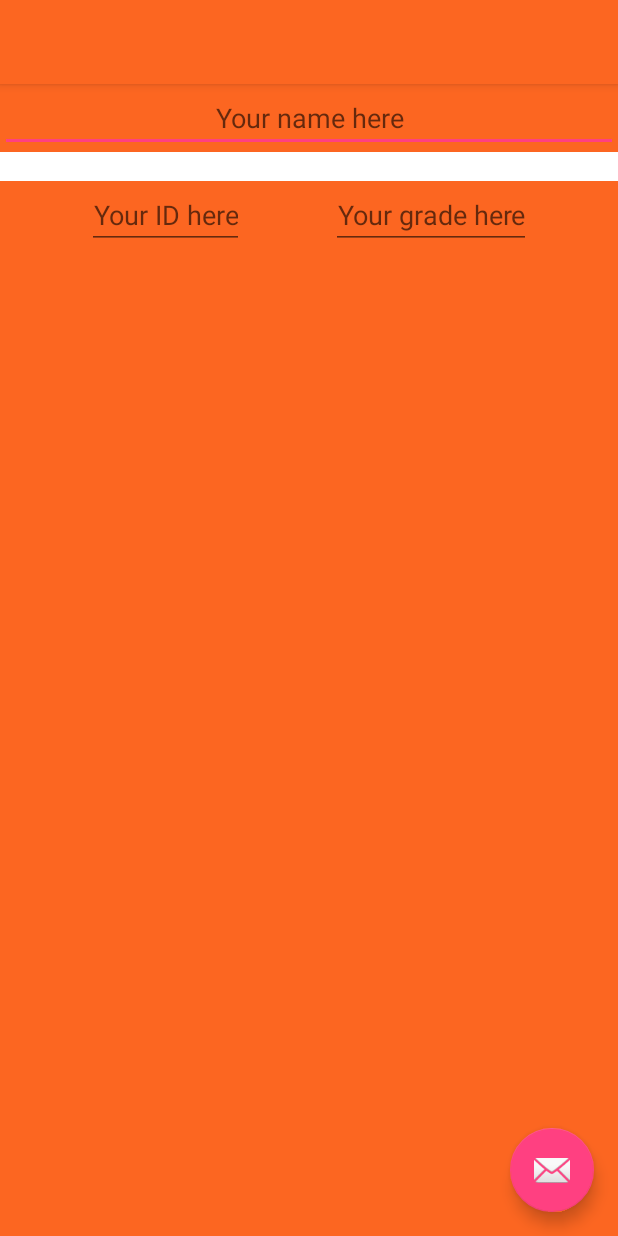
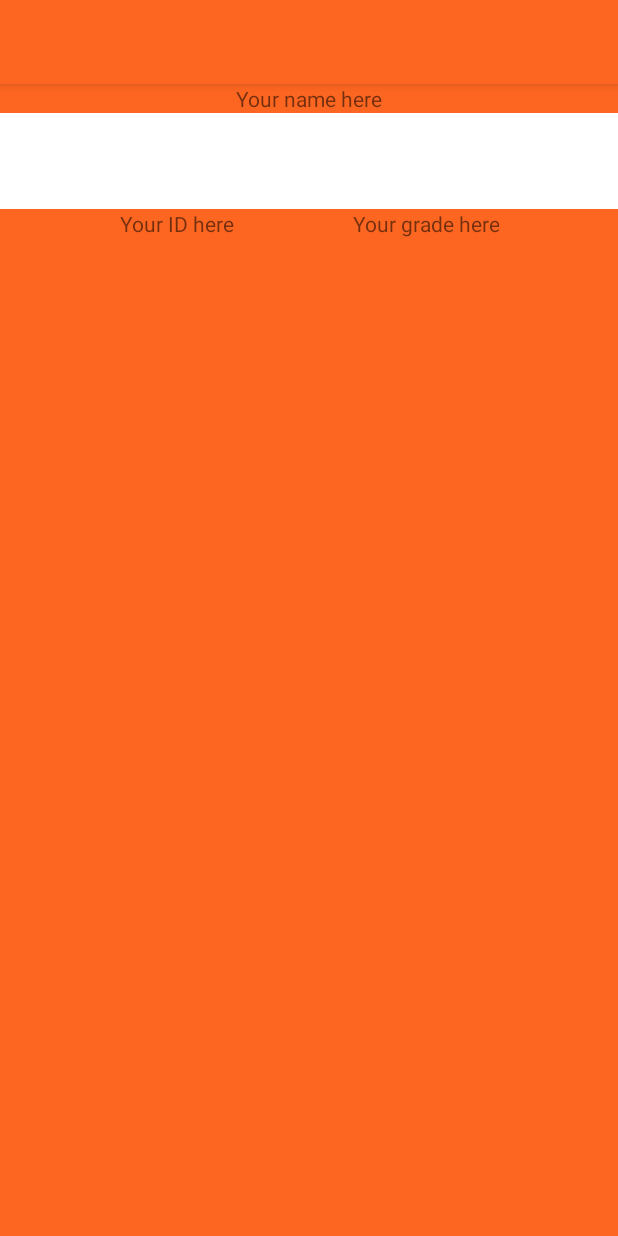
Before and after one commit to shomilj/LGHS-Android, an Android app: the layout activity_student_id.xml on its own in the app's theme, with its tools: preview values and no code run, on a phone screen of 412 x 824 dp. Run offline under Robolectric (Android 15) with nearby library versions, the light colour scheme and no system bars.

Commit message:
made barcode work
downloaded a barcode font and it’s pretty simple to work with

basically if you want the barcode to scan as “x” type “*x*” and that’s
it

```diff
--- a/app/build.gradle
+++ b/app/build.gradle
@@ -18,10 +18,11 @@
             proguardFiles getDefaultProguardFile('proguard-android.txt'), 'proguard-rules.pro'
         }
     }
+    sourceSets { main { assets.srcDirs = ['src/main/assets', 'src/main/assets/2'] } }
 }
 
 dependencies {
-    compile fileTree(dir: 'libs', include: ['*.jar'])
+    compile fileTree(include: ['*.jar'], dir: 'libs')
     androidTestCompile('com.android.support.test.espresso:espresso-core:2.2.2', {
         exclude group: 'com.android.support', module: 'support-annotations'
     })
@@ -32,6 +33,7 @@
     compile 'com.android.support:support-v4:25.3.1'
     compile 'com.google.android.gms:play-services-auth:10.2.4'
     compile 'com.google.firebase:firebase-messaging:10.2.4'
-    compile group: 'commons-io', name: 'commons-io', version: '2.0.1'
+    compile 'commons-io:commons-io:2.0.1'
     testCompile 'junit:junit:4.12'
+    compile files('libs/OnBarcode.AndroidBarcode.jar')
 }
--- a/app/src/main/AndroidManifest.xml
+++ b/app/src/main/AndroidManifest.xml
@@ -83,7 +83,8 @@
             android:name=".StudentIDActivity"
             android:label="@string/title_activity_student_id"
             android:parentActivityName=".MainActivity"
-            android:theme="@style/AppTheme.NoActionBar">
+            android:theme="@style/AppTheme.NoActionBar"
+            android:screenOrientation="sensorLandscape">
             <meta-data
                 android:name="android.support.PARENT_ACTIVITY"
                 android:value="com.sjf.lgcats.MainActivity" />
--- a/app/src/main/res/layout/activity_student_id.xml
+++ b/app/src/main/res/layout/activity_student_id.xml
@@ -22,12 +22,4 @@
 
     <include layout="@layout/content_student_id" />
 
-    <android.support.design.widget.FloatingActionButton
-        android:id="@+id/fab"
-        android:layout_width="wrap_content"
-        android:layout_height="wrap_content"
-        android:layout_gravity="bottom|end"
-        android:layout_margin="@dimen/fab_margin"
-        app:srcCompat="@android:drawable/ic_dialog_email" />
-
 </android.support.design.widget.CoordinatorLayout>
--- a/app/src/main/res/layout/content_student_id.xml
+++ b/app/src/main/res/layout/content_student_id.xml
@@ -24,12 +24,12 @@
             android:layout_height="wrap_content"
             android:orientation="vertical">
 
-            <EditText
+            <TextView
                 android:id="@+id/StudentIDname"
                 android:layout_height="wrap_content"
                 android:layout_width="0dp"
-                android:hint="@string/your_name_here"
                 android:textAlignment="center"
+                android:text="@string/your_name_here"
                 android:gravity="center"
                 app:layout_constraintTop_toTopOf="parent"
                 app:layout_constraintLeft_toLeftOf="parent"
@@ -38,34 +38,36 @@
 
             <TextView
                 android:id="@+id/StudentIDbarcode"
-                android:layout_height="wrap_content"
                 android:layout_width="0dp"
+                android:layout_height="@android:dimen/notification_large_icon_height"
+                android:background="@color/white"
+                android:gravity="center"
                 android:textAlignment="center"
-                android:gravity="center"
-                android:background="@color/white"
-                app:layout_constraintTop_toBottomOf="@+id/StudentIDname"
+                android:textSize="72sp"
+                android:textStyle="bold"
                 app:layout_constraintLeft_toLeftOf="parent"
-                app:layout_constraintRight_toRightOf="parent"/>
+                app:layout_constraintRight_toRightOf="parent"
+                app:layout_constraintTop_toBottomOf="@+id/StudentIDname" />
 
-            <EditText
+            <TextView
                 android:id="@+id/StudentIDnumber"
                 android:layout_height="wrap_content"
                 android:layout_width="wrap_content"
-                android:hint="@string/your_ID_here"
                 android:textAlignment="center"
+                android:text="@string/your_ID_here"
                 android:gravity="center"
                 android:inputType="number"
                 app:layout_constraintTop_toBottomOf="@+id/StudentIDbarcode"
                 app:layout_constraintLeft_toLeftOf="parent"
                 app:layout_constraintRight_toLeftOf="@+id/StudentIDgrade"/>
 
-            <EditText
+            <TextView
                 android:id="@+id/StudentIDgrade"
                 android:layout_height="wrap_content"
                 android:layout_width="wrap_content"
-                android:hint="@string/your_grade_here"
                 android:textAlignment="center"
                 android:gravity="center"
+                android:text="@string/your_grade_here"
                 android:inputType="number"
                 app:layout_constraintTop_toBottomOf="@+id/StudentIDbarcode"
                 app:layout_constraintLeft_toRightOf="@+id/StudentIDnumber"
--- a/app/src/main/res/values/strings.xml
+++ b/app/src/main/res/values/strings.xml
@@ -144,5 +144,7 @@
     <string name="your_name_here">Your name here</string>
     <string name="your_ID_here">Your ID here</string>
     <string name="your_grade_here">Your grade here</string>
+    <string name="barcode_start">"*P "</string>
+    <string name="barcode_end">"*"</string>
 
 </resources>
```
Also changed, not shown: app/src/main/java/com/sjf/lgcats/StringUtil.java (+0 -44 lines), app/src/main/java/com/sjf/lgcats/StudentIDActivity.java (+15 -12 lines), app/src/main/assets/fonts/fre3of9x.ttf (added), app/src/main/assets/fonts/free3of9.ttf (added).
